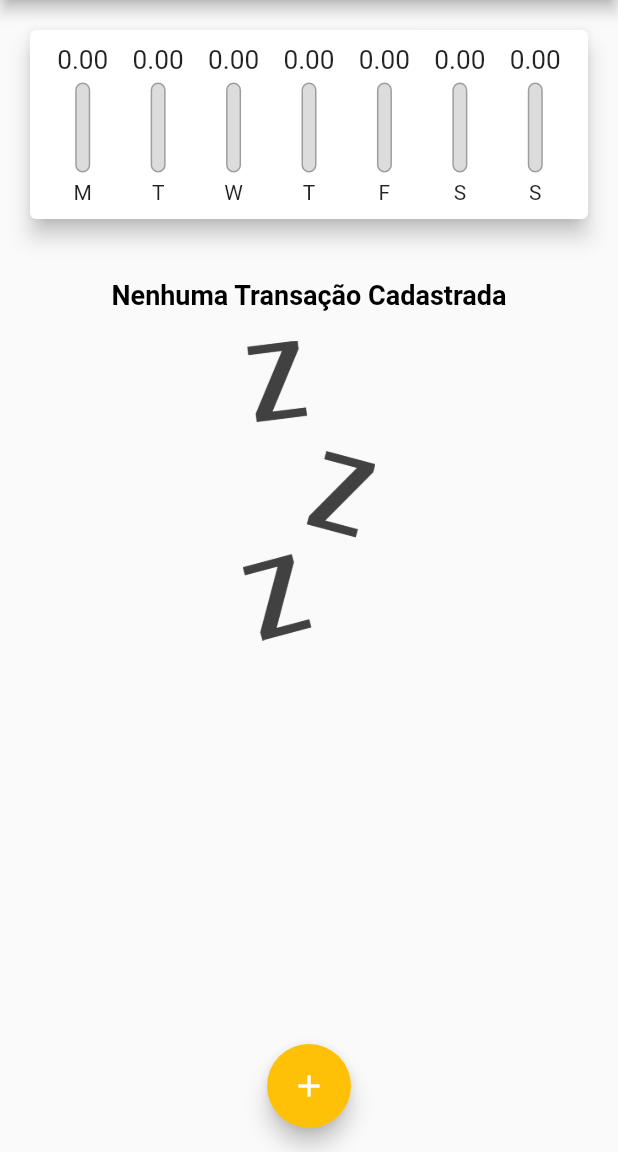
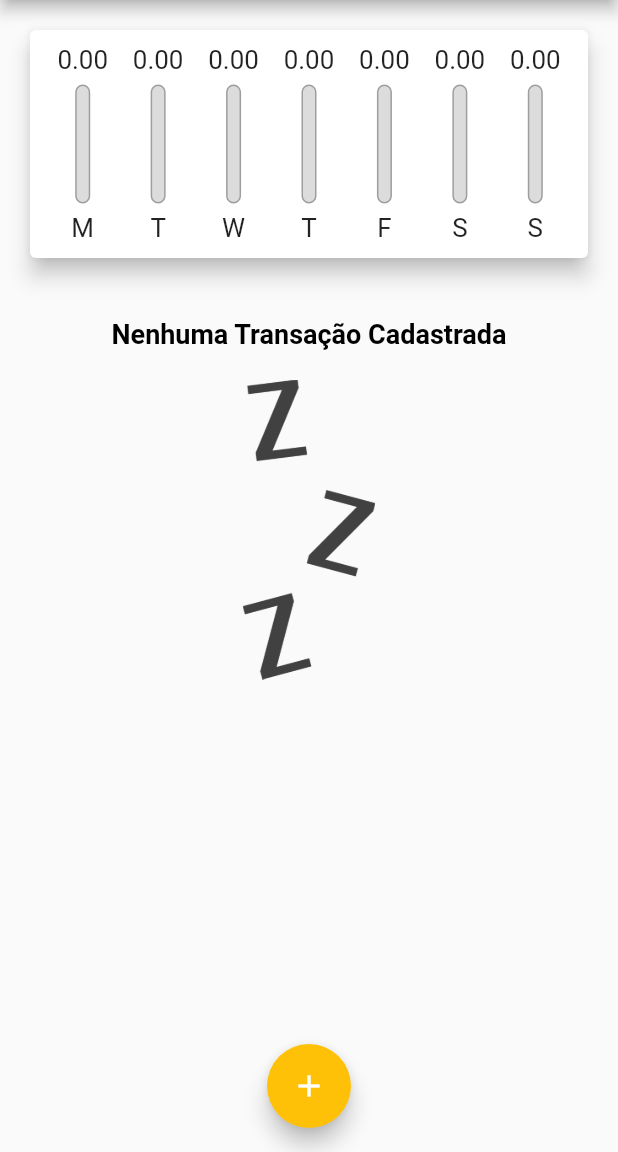
Before and after one commit to Ellissandro/expenses, a Flutter app: the screen it shows after launch, on a phone screen of 412 x 824 dp, the part 84-1236 px from its top. Run offline on Flutter 3.47's test engine with Material 2 defaults, Android fonts, the phone set to English and light mode, and no system bars; Roboto replaces fonts that are missing (Quicksands).

Commit message:
added media query

```diff
--- a/lib/components/chart_bar.dart
+++ b/lib/components/chart_bar.dart
@@ -14,21 +14,21 @@ class ChartBar extends StatelessWidget {
 
   @override
   Widget build(BuildContext context) {
-    print(label);
-
+    return LayoutBuilder(
+      builder: (ctx, constraints) {
         return Column(
           children: [
             SizedBox(
-          height: 20,
+              height: constraints.maxHeight * 0.15,
               child: FittedBox(
                 child: Text(
                   value.toStringAsFixed(2),
                 ),
               ),
             ),
-        const SizedBox(height: 5),
+            SizedBox(height: constraints.maxHeight * 0.05),
             SizedBox(
-          height: 60,
+              height: constraints.maxHeight * 0.6,
               width: 10,
               child: Stack(
                 alignment: Alignment.bottomCenter,
@@ -53,9 +53,14 @@ class ChartBar extends StatelessWidget {
                 ],
               ),
             ),
-        const SizedBox(height: 5),
-        Text(label)
+            SizedBox(height: constraints.maxHeight * 0.05),
+            SizedBox(
+              height: constraints.maxHeight * 0.15,
+              child: FittedBox(child: Text(label)),
+            )
           ],
+        );
+      },
     );
   }
 }
--- a/lib/components/transaction_list.dart
+++ b/lib/components/transaction_list.dart
@@ -9,9 +9,7 @@ class TransactionList extends StatelessWidget {
 
   @override
   Widget build(BuildContext context) {
-    return SizedBox(
-      height: 535,
-      child: transactions.isEmpty
+    return transactions.isEmpty
         ? Column(
             children: [
               const SizedBox(height: 20),
@@ -70,7 +68,6 @@ class TransactionList extends StatelessWidget {
                 ),
               );
             },
-            ),
           );
   }
 }
--- a/lib/main.dart
+++ b/lib/main.dart
@@ -101,22 +101,36 @@ class _MyHomePageState extends State<MyHomePage> {
 
   @override
   Widget build(BuildContext context) {
+    final appBar = AppBar(
+      title: const Text(
+        'Despesas Pessoais',
+      ),
+      actions: [
+        IconButton(
+          onPressed: () => _openTransactionFormModal(context),
+          icon: const Icon(Icons.add),
+        ),
+      ],
+    );
+
+    final availableHeight = MediaQuery.of(context).size.height -
+        appBar.preferredSize.height -
+        MediaQuery.of(context).padding.top;
+
     return Scaffold(
-      appBar: AppBar(
-        title: const Text('Despesas Pessoais'),
-        actions: [
-          IconButton(
-            onPressed: () => _openTransactionFormModal(context),
-            icon: const Icon(Icons.add),
-          ),
-        ],
-      ),
+      appBar: appBar,
       body: SingleChildScrollView(
         child: Column(
           crossAxisAlignment: CrossAxisAlignment.stretch,
           children: [
-            Chart(_recentTransactions),
-            TransactionList(_transactions, _deleteTransaction),
+            SizedBox(
+              height: availableHeight * 0.25,
+              child: Chart(_recentTransactions),
+            ),
+            SizedBox(
+              height: availableHeight * 0.75,
+              child: TransactionList(_transactions, _deleteTransaction),
+            ),
           ],
         ),
       ),
```
Lines whose indentation alone changed are shown as unchanged.
